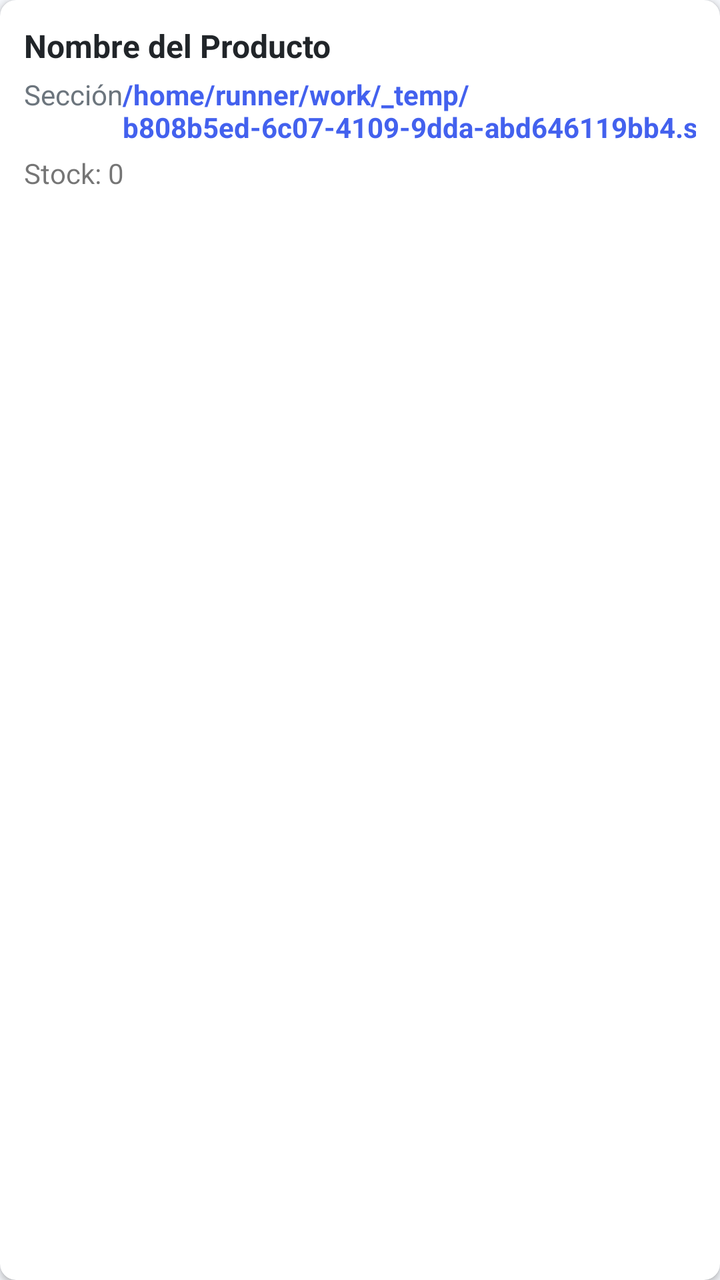
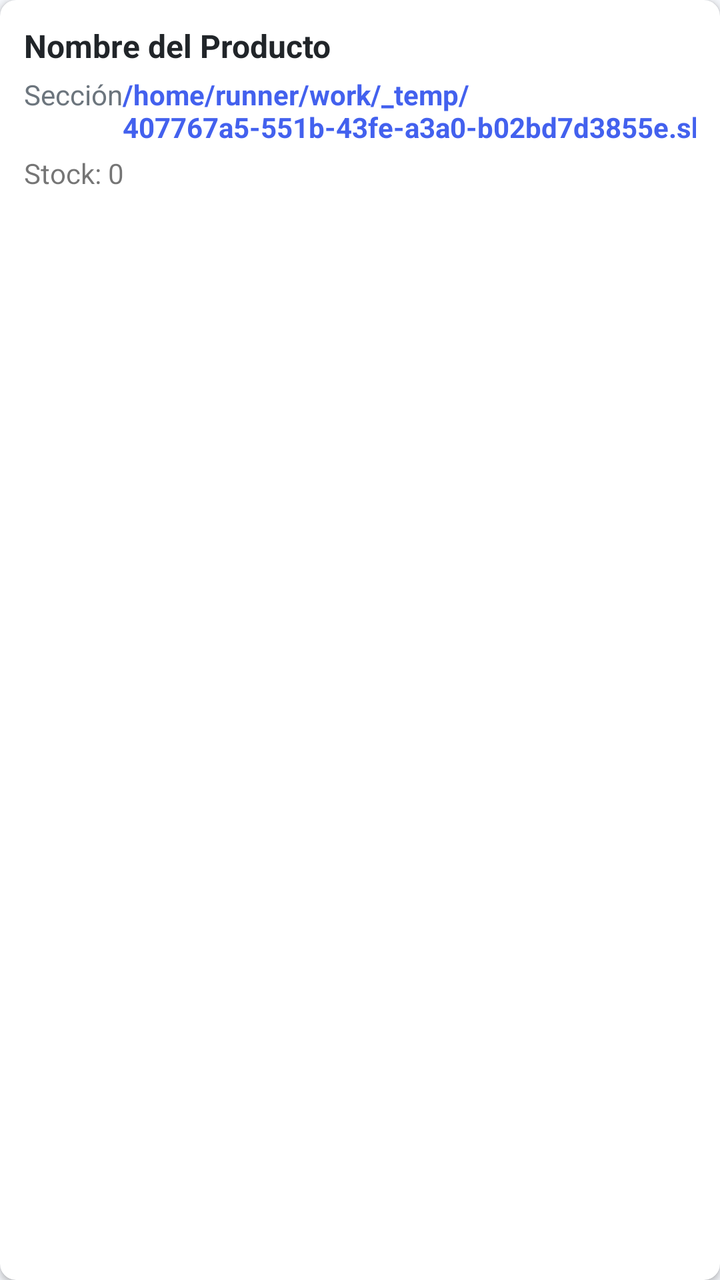

Two renders of the same Android screen: before a commit and after it. Below are the layout's source before the change and the commit's diff.
<!-- AndroidManifest.xml: application theme Theme.OmniVentas -->
<!-- res/layout/item_producto.xml -->
<?xml version="1.0" encoding="utf-8"?>
<androidx.cardview.widget.CardView xmlns:android="http://schemas.android.com/apk/res/android"
    xmlns:app="http://schemas.android.com/apk/res-auto"
    android:layout_width="match_parent"
    android:layout_height="wrap_content"
    android:layout_marginBottom="8dp"
    app:cardCornerRadius="8dp"
    app:cardElevation="2dp">
    <LinearLayout
        android:layout_width="match_parent"
        android:layout_height="wrap_content"
        android:orientation="vertical"
        android:padding="12dp">
        <TextView
            android:id="@+id/tv_nombre"
            android:layout_width="match_parent"
            android:layout_height="wrap_content"
            android:text="Nombre del Producto"
            android:textSize="16sp"
            android:textStyle="bold"
            android:textColor="@color/dark" />
        <LinearLayout
            android:layout_width="match_parent"
            android:layout_height="wrap_content"
            android:orientation="horizontal"
            android:layout_marginTop="4dp">
            <TextView
                android:id="@+id/tv_seccion"
                android:layout_width="0dp"
                android:layout_height="wrap_content"
                android:layout_weight="1"
                android:text="Sección"
                android:textSize="14sp"
                android:textColor="@color/gray" />
            <TextView
                android:id="@+id/tv_precio"
                android:layout_width="wrap_content"
                android:layout_height="wrap_content"
                android:text="/home/runner/work/_temp/b808b5ed-6c07-4109-9dda-abd646119bb4.sh.00"
                android:textSize="14sp"
                android:textColor="@color/primary"
                android:textStyle="bold" />
        </LinearLayout>
        <TextView
            android:id="@+id/tv_stock"
            android:layout_width="wrap_content"
            android:layout_height="wrap_content"
            android:text="Stock: 0"
            android:textSize="14sp"
            android:layout_marginTop="4dp" />
    </LinearLayout>
</androidx.cardview.widget.CardView>
<!-- resources referenced by this layout -->
<resources>
  <color name="dark">#212529</color>
  <color name="gray">#6C757D</color>
  <color name="primary">#4361EE</color>
  <style name="Theme.OmniVentas" parent="Theme.MaterialComponents.DayNight.NoActionBar">
          <item name="colorPrimary">@color/primary</item>
          <item name="colorPrimaryVariant">@color/primary_dark</item>
          <item name="colorOnPrimary">@color/white</item>
          <item name="colorSecondary">@color/secondary</item>
          <item name="colorOnSecondary">@color/white</item>
          <item name="android:statusBarColor">@color/primary</item>
          <item name="android:windowBackground">@color/light_gray</item>
      </style>
  <color name="primary_dark">#3A56D4</color>
  <color name="white">#FFFFFF</color>
  <color name="secondary">#3F37C9</color>
  <color name="light_gray">#F5F7FB</color>
</resources>

<!-- the commit's change to res/layout/item_producto.xml (unified diff, before → after) -->
@@ -36,7 +36,7 @@
                 android:id="@+id/tv_precio"
                 android:layout_width="wrap_content"
                 android:layout_height="wrap_content"
-                android:text="/home/runner/work/_temp/b808b5ed-6c07-4109-9dda-abd646119bb4.sh.00"
+                android:text="/home/runner/work/_temp/407767a5-551b-43fe-a3a0-b02bd7d3855e.sh.00"
                 android:textSize="14sp"
                 android:textColor="@color/primary"
                 android:textStyle="bold" />
